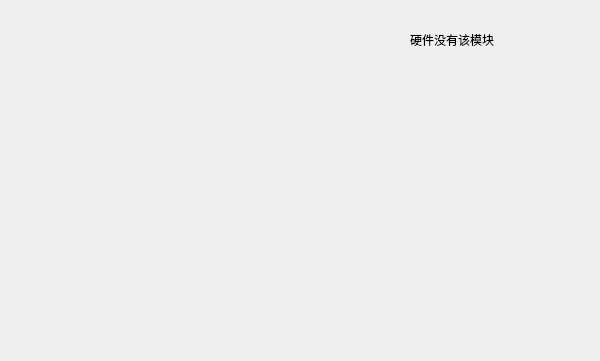
The window that Link_tab/scale_tab.ui (HuJingwen1211/MCISP) describes before a commit, drawn with Qt 5.
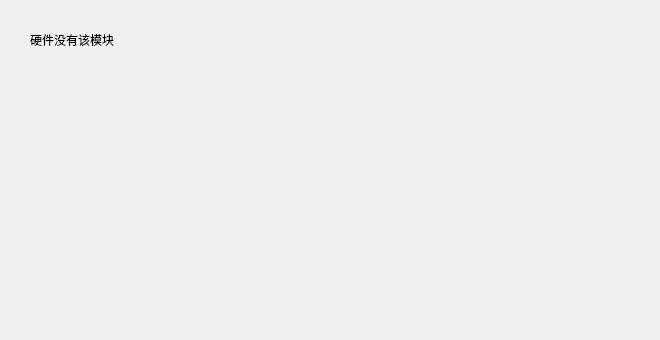
The same window after the commit.

```diff
--- a/Link_tab/scale_tab.ui
+++ b/Link_tab/scale_tab.ui
@@ -6,17 +6,23 @@
    <rect>
     <x>0</x>
     <y>0</y>
-    <width>600</width>
-    <height>361</height>
+    <width>660</width>
+    <height>340</height>
    </rect>
   </property>
+  <property name="minimumSize">
+   <size>
+    <width>660</width>
+    <height>340</height>
+   </size>
+  </property>
   <property name="windowTitle">
    <string>SCALE_tab</string>
   </property>
   <widget class="QLabel" name="label">
    <property name="geometry">
     <rect>
-     <x>410</x>
+     <x>30</x>
      <y>30</y>
      <width>141</width>
      <height>19</height>
```
